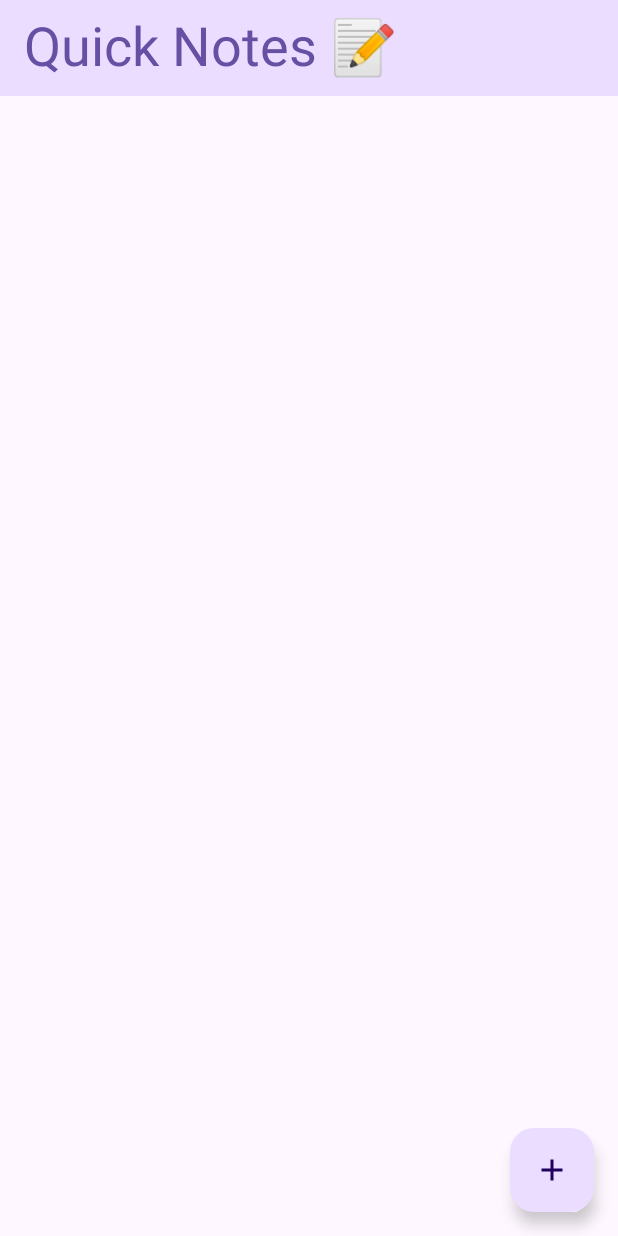
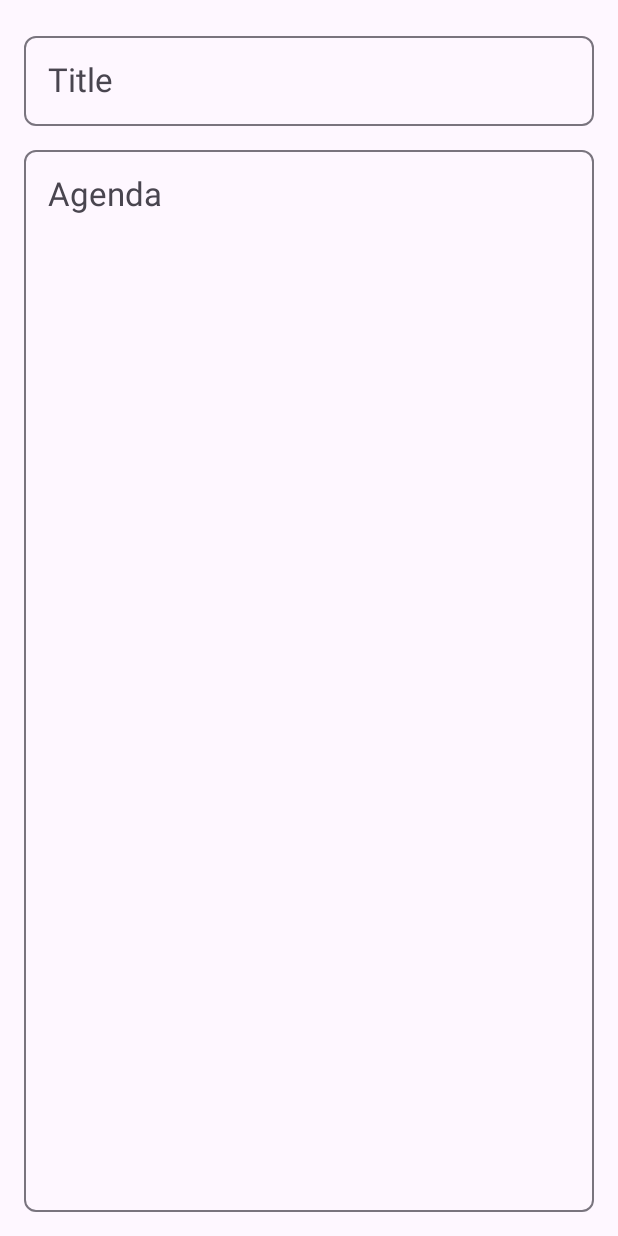
Before and after one commit to Plaban9/COMP304_Mobile_Apps_Development, an Android app built with Jetpack Compose: the screen it shows after launch (HomeActivity before the commit, CreateNoteActivity after it), after a tap on "Add Note", on a phone screen of 412 x 824 dp. Run offline under Robolectric (Android 15) with nearby library versions, the phone set to English and light mode, and no system bars.

Commit message:
- ADDED: Edit Note
- FIXED: Bugs

```diff
--- a/Assignments/PlabanBiswas_COMP304_003_Lab_1/app/src/main/java/com/example/plabanbiswas_comp304_003_lab_1/CreateNoteActivity.kt
+++ b/Assignments/PlabanBiswas_COMP304_003_Lab_1/app/src/main/java/com/example/plabanbiswas_comp304_003_lab_1/CreateNoteActivity.kt
@@ -69,6 +69,7 @@ class CreateNoteActivity : ComponentActivity()
         if (i.hasExtra("h_id"))
         {
             id = intent.getIntExtra("h_id", 0)
+            Log.d("Create - > onStart", "ID: ${id}")
         }
     }
 
@@ -99,9 +100,10 @@ class CreateNoteActivity : ComponentActivity()
     @Composable
     fun Title()
     {
-        var text by remember { mutableStateOf("Enter title of agenda...") }
+        var text by remember { mutableStateOf("") }
 
         OutlinedTextField(
+                placeholder = { Text("Enter title of agenda...") },
                 shape = MaterialTheme.shapes.small,
                 modifier = Modifier.fillMaxWidth(),
                 value = text,
@@ -116,16 +118,16 @@ class CreateNoteActivity : ComponentActivity()
     @Composable
     fun Content()
     {
-        var text by remember { mutableStateOf("Enter agenda here...") }
+        var text by remember { mutableStateOf("") }
 
         OutlinedTextField(
+                placeholder = { Text("Enter agenda here...") },
                 shape = MaterialTheme.shapes.small,
                 modifier = Modifier
                     .fillMaxWidth()
                     .height(750.dp),
                 value = text,
-                onValueChange = {
-                    newText ->
+                onValueChange = { newText ->
                     text = newText
                     content = newText
                 },
--- a/Assignments/PlabanBiswas_COMP304_003_Lab_1/app/src/main/java/com/example/plabanbiswas_comp304_003_lab_1/HomeActivity.kt
+++ b/Assignments/PlabanBiswas_COMP304_003_Lab_1/app/src/main/java/com/example/plabanbiswas_comp304_003_lab_1/HomeActivity.kt
@@ -32,7 +32,10 @@ import java.sql.Timestamp
 
 class HomeActivity : ComponentActivity()
 {
-    var notesList = listOf<Note>()
+    companion object
+    {
+        var notesList = mutableListOf<Note>()
+    }
 
     override fun onCreate(savedInstanceState: Bundle?)
     {
@@ -59,14 +62,25 @@ class HomeActivity : ComponentActivity()
             val createdNote =
                 Note(id = id, title = title.toString(), content = content.toString(), image = 1, timestamp = Timestamp(timestamp))
 
-            notesList = notesList + createdNote
-//            notesList..add(createdNote)
+            notesList.add(createdNote)
         }
         else if (i.hasExtra("edited_title"))
         {
+            val id = intent.getIntExtra("edited_id", 0)
+            val title = intent.getStringExtra("edited_title")
+            val content = intent.getStringExtra("edited_content")
+            val timestamp = intent.getLongExtra("edited_timestamp", System.currentTimeMillis())
 
+            val createdNote =
+                Note(id = id, title = title.toString(), content = content.toString(), image = 1, timestamp = Timestamp(timestamp))
+
+            notesList.removeIf { it.id == id }
+            notesList.add(createdNote)
         }
-
+        else
+        {
+//            val jsonString = Gson().toJson(response.userpatients)
+        }
     }
 
     @Preview
@@ -74,7 +88,7 @@ class HomeActivity : ComponentActivity()
     @Composable
     fun MainScaffoldView()
     {
-        val context = LocalContext.current;
+        val context = LocalContext.current
 
         Scaffold(
                 topBar = {
@@ -90,10 +104,9 @@ class HomeActivity : ComponentActivity()
                 },
                 floatingActionButton = {
                     FloatingActionButton(onClick = {
-                        val intent = Intent(this, HomeActivity::class.java)
+                        val intent = Intent(this, CreateNoteActivity::class.java)
                         intent.putExtra("h_id", notesList.size)
                         startActivity(intent)
-                        context.startActivity(Intent(context, CreateNoteActivity::class.java))
                     }) {
                         Icon(Icons.Default.Add, contentDescription = "Add Note")
                     }
@@ -117,7 +130,7 @@ class HomeActivity : ComponentActivity()
                 contentPadding = PaddingValues(16.dp)
         ) {
             items(notesList) { note ->
-                NoteCardData(note.title, note.content, note.image, note.timestamp)
+                NoteCardData(context = LocalContext.current, note.id, note.title, note.content, note.image, note.timestamp)
             }
         }
     }
@@ -139,7 +152,7 @@ class HomeActivity : ComponentActivity()
 //            listOf(test1, test2, test3, test4, test4, test4, test4, test4, test4, test4, test4, test4, test4, test4, test4, test4)
 
 
-        return notesList
+        return notesList.sortedByDescending { it.timestamp }
     }
 
 }
```
Also changed, not shown: Assignments/PlabanBiswas_COMP304_003_Lab_1/app/src/main/java/com/example/plabanbiswas_comp304_003_lab_1/EditNoteActivity.kt (+57 -17 lines), Assignments/PlabanBiswas_COMP304_003_Lab_1/app/src/main/java/com/example/plabanbiswas_comp304_003_lab_1/NoteCard.kt (+19 -6 lines).
